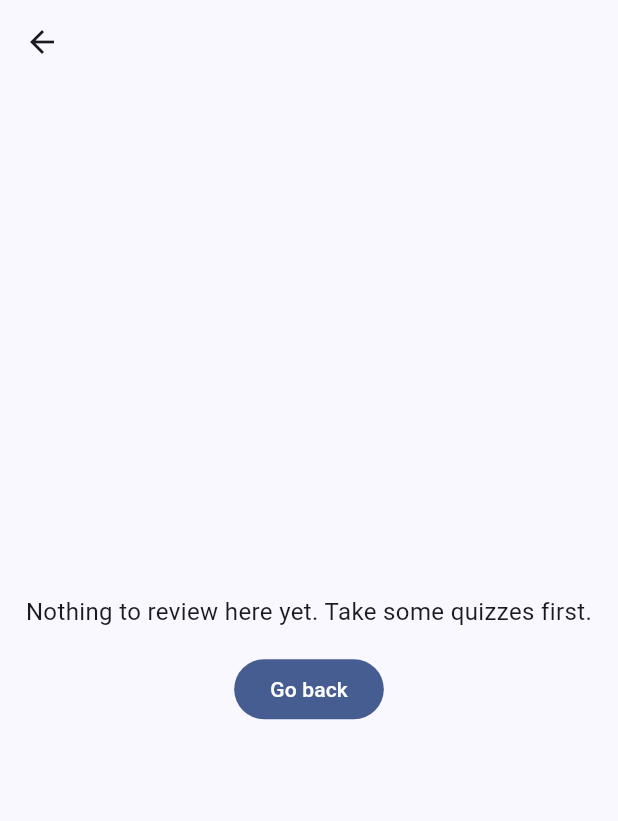
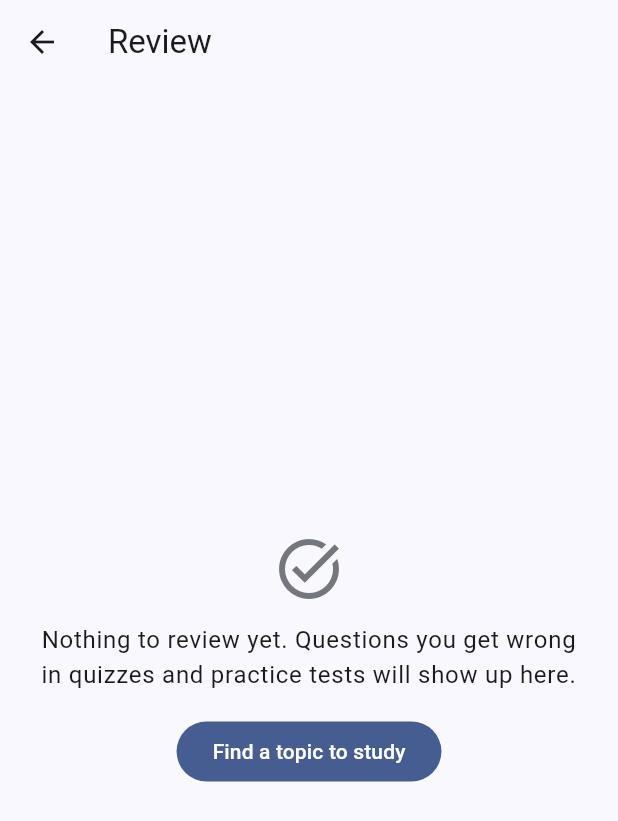
Before and after one commit to heemo521/k8-study, a Flutter app: the QuizScreen screen opened by its route, on a phone screen of 412 x 824 dp. Shown: the top 821 px of the screen. Run offline on Flutter 3.47's test engine with Material 3 defaults, Android fonts, the phone set to English and light mode, and no system bars; our stand-ins replace go_router, material_ui, shared_preferences; accounts and stored records are empty.

Commit message:
Friendlier empty states for reviews and a fresh Progress screen
Co-Authored-By: Claude Opus 5.5 <noreply@anthropic.com>
Claude-Session: https://claude.ai/code/session_0162YmyZA1n4PFA3AmPFRJNc

```diff
--- a/lib/screens/progress_screen.dart
+++ b/lib/screens/progress_screen.dart
@@ -89,6 +89,13 @@ class _ProgressScreenState extends State<ProgressScreen> {
 
           // ---- reviews -------------------------------------------------------
           heading('Review now'),
+          if (due == 0 && missed == 0)
+            Text(
+              'Nothing to review yet. Flashcards come due after you study them, '
+              'and questions you get wrong in quizzes appear here.',
+              style: textTheme.bodyMedium,
+            )
+          else
             Card(
               child: Column(
                 children: [
--- a/lib/screens/quiz_screen.dart
+++ b/lib/screens/quiz_screen.dart
@@ -191,12 +191,20 @@ class _QuizScreenState extends State<QuizScreen> {
   Widget build(BuildContext context) {
     final attempt = _attempt;
     if (attempt == null || attempt.questions.isEmpty) {
-      return NotFoundView(
-        message: _spec is ReviewQuizSpec
-            ? 'Nothing to review here yet. Take some quizzes first.'
-            : 'Quiz not available.',
-        backTo: _spec.exitPath,
-      );
+      return _spec is ReviewQuizSpec
+          ? const NotFoundView(
+              title: 'Review',
+              icon: Icons.task_alt,
+              message:
+                  'Nothing to review yet. Questions you get wrong in '
+                  'quizzes and practice tests will show up here.',
+              backTo: '/',
+              actionLabel: 'Find a topic to study',
+            )
+          : NotFoundView(
+              message: 'Quiz not available.',
+              backTo: _spec.exitPath,
+            );
     }
     final total = attempt.questions.length;
     final answered = attempt.answers.length;
--- a/lib/widgets/not_found.dart
+++ b/lib/widgets/not_found.dart
@@ -1,27 +1,46 @@
 import 'package:go_router/go_router.dart';
 import 'package:material_ui/material_ui.dart';
 
-/// Shown for unknown ids in a deep link.
+/// Shown for unknown ids in a deep link, or when there's nothing to show yet.
 class NotFoundView extends StatelessWidget {
-  const NotFoundView({super.key, required this.message, this.backTo = '/'});
+  const NotFoundView({
+    super.key,
+    required this.message,
+    this.backTo = '/',
+    this.title,
+    this.icon = Icons.search_off,
+    this.actionLabel = 'Go back',
+  });
 
   final String message;
   final String backTo;
+  final String? title;
+  final IconData icon;
+  final String actionLabel;
 
   @override
   Widget build(BuildContext context) => Scaffold(
-    appBar: AppBar(),
+    appBar: AppBar(
+      title: title == null ? null : Text(title!),
+      leading: BackButton(onPressed: () => context.go(backTo)),
+    ),
     body: Center(
       child: Padding(
-        padding: const EdgeInsets.all(16),
+        padding: const EdgeInsets.all(24),
         child: Column(
           mainAxisSize: MainAxisSize.min,
           children: [
-            Text(message, textAlign: TextAlign.center),
+            Icon(icon, size: 48, color: Theme.of(context).colorScheme.outline),
+            const SizedBox(height: 12),
+            Text(
+              message,
+              textAlign: TextAlign.center,
+              style: Theme.of(context).textTheme.bodyLarge,
+            ),
             const SizedBox(height: 16),
             FilledButton(
               onPressed: () => context.go(backTo),
-              child: const Text('Go back'),
+              child: Text(actionLabel),
             ),
           ],
         ),
```
Lines whose indentation alone changed are shown as unchanged.
